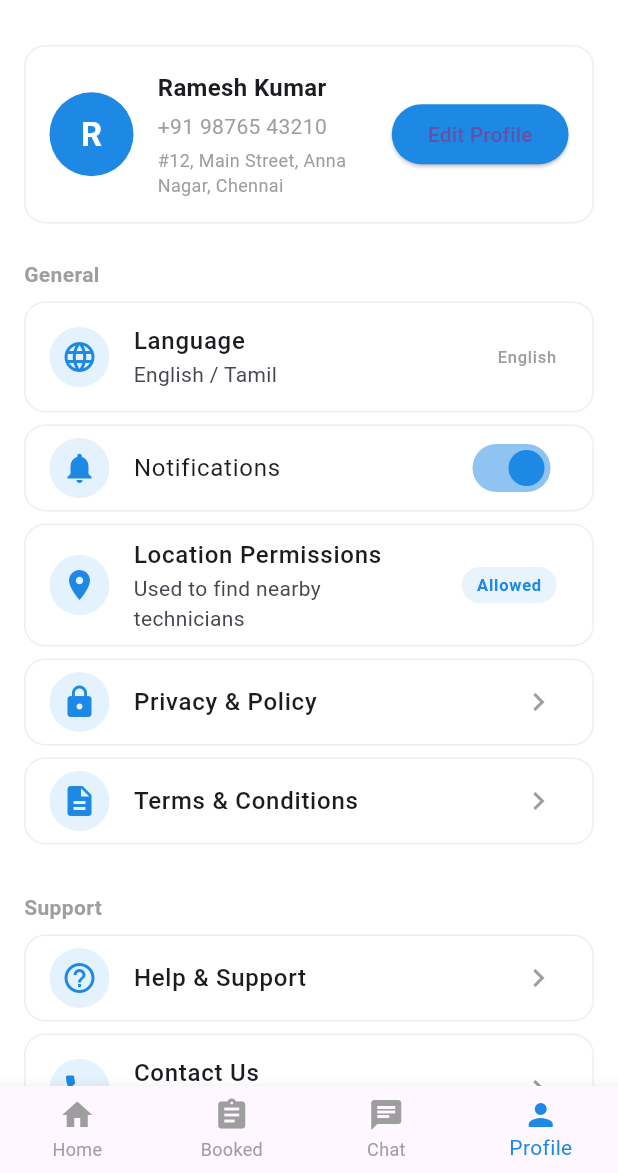
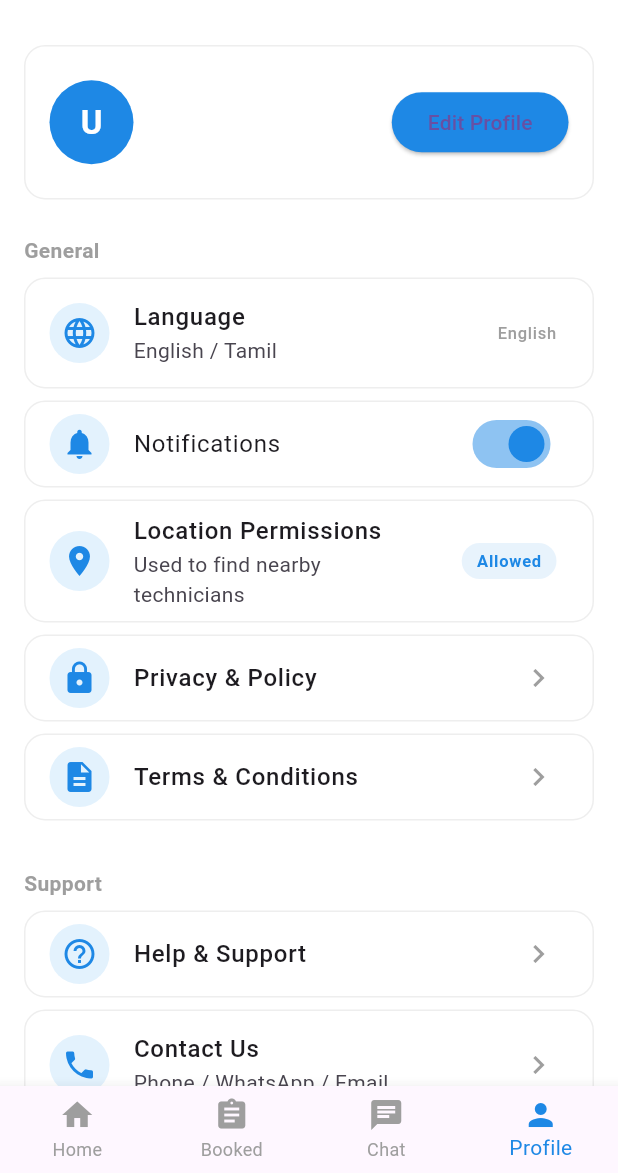
Before and after one commit to basatro/uzhai-mvp, a Flutter app: the CustomerProfileScreen screen opened directly, on a phone screen of 412 x 824 dp, the part 63-1236 px from its top. Run offline on Flutter 3.47's test engine with Material 3 defaults, Android fonts, the phone set to English and light mode, and no system bars; our stand-ins replace cloud_firestore, firebase_auth, firebase_core; accounts and stored records are empty.

Commit message:
Add customer profile firestore integration and logout

```diff
--- a/lib/main.dart
+++ b/lib/main.dart
@@ -1,5 +1,6 @@
 import 'package:flutter/material.dart';
 import 'package:firebase_core/firebase_core.dart';
+import 'splash_screen.dart';
 import 'screens/role_selection_screen.dart';
 
 void main() async {
@@ -17,7 +18,7 @@ class UzhaiApp extends StatelessWidget {
   Widget build(BuildContext context) {
     return const MaterialApp(
       debugShowCheckedModeBanner: false,
-      home: RoleSelectionScreen(),
+      home: SplashScreen(),
     );
   }
 }
--- a/lib/screens/customer_profile_screen.dart
+++ b/lib/screens/customer_profile_screen.dart
@@ -1,5 +1,8 @@
 import 'package:flutter/material.dart';
 import '../widgets/customer_bottom_nav.dart';
+import 'package:firebase_auth/firebase_auth.dart';
+import 'package:cloud_firestore/cloud_firestore.dart'; // Step 1
+import 'role_selection_screen.dart';
 
 class CustomerProfileScreen extends StatefulWidget {
   const CustomerProfileScreen({super.key});
@@ -11,6 +14,44 @@ class CustomerProfileScreen extends StatefulWidget {
 class _CustomerProfileScreenState extends State<CustomerProfileScreen> {
   static const Color primaryBlue = Color(0xFF1E88E5);
   bool notificationsEnabled = true;
+
+  // Step 2: Firestore user data variables
+  String username = "";
+  String phone = "";
+  String location = "";
+  bool isLoading = true;
+
+  // Step 4: initState
+  @override
+  void initState() {
+    super.initState();
+    loadUserData();
+  }
+
+  // Step 3: Load user data from Firestore
+  Future<void> loadUserData() async {
+    try {
+      final user = FirebaseAuth.instance.currentUser;
+      if (user == null) return;
+      final doc = await FirebaseFirestore.instance
+          .collection('users')
+          .doc(user.uid)
+          .get();
+      if (doc.exists) {
+        setState(() {
+          username = doc['username'] ?? '';
+          phone = doc['phone'] ?? '';
+          location = doc['location'] ?? '';
+          isLoading = false;
+        });
+      }
+    } catch (e) {
+      print(e);
+      setState(() {
+        isLoading = false;
+      });
+    }
+  }
 
   @override
   Widget build(BuildContext context) {
@@ -30,22 +71,27 @@ class _CustomerProfileScreenState extends State<CustomerProfileScreen> {
         centerTitle: true,
       ),
 
-      body: ListView(
+      body: isLoading
+          ? const Center(child: CircularProgressIndicator())
+          : ListView(
               padding: const EdgeInsets.all(16),
               children: [
 
-          /// PROFILE HEADER
+                /// PROFILE HEADER — Step 5: replaced fake data with Firestore values
                 Container(
                   padding: const EdgeInsets.all(16),
                   decoration: _box(),
                   child: Row(
                     children: [
-                const CircleAvatar(
+                      // Step 5: dynamic avatar initial
+                      CircleAvatar(
                         radius: 28,
                         backgroundColor: primaryBlue,
                         child: Text(
-                    "R",
-                    style: TextStyle(
+                          username.isNotEmpty
+                              ? username[0].toUpperCase()
+                              : "U",
+                          style: const TextStyle(
                             color: Colors.white,
                             fontSize: 22,
                             fontWeight: FontWeight.bold,
@@ -55,26 +101,27 @@ class _CustomerProfileScreenState extends State<CustomerProfileScreen> {
 
                       const SizedBox(width: 16),
 
-                const Expanded(
+                      // Step 5: dynamic user info
+                      Expanded(
                         child: Column(
                           crossAxisAlignment: CrossAxisAlignment.start,
                           children: [
                             Text(
-                        "Ramesh Kumar",
-                        style: TextStyle(
+                              username,
+                              style: const TextStyle(
                                 fontWeight: FontWeight.bold,
                                 fontSize: 16,
                               ),
                             ),
-                      SizedBox(height: 4),
+                            const SizedBox(height: 4),
                             Text(
-                        "+91 98765 43210",
-                        style: TextStyle(color: Colors.grey),
+                              phone,
+                              style: const TextStyle(color: Colors.grey),
                             ),
-                      SizedBox(height: 4),
+                            const SizedBox(height: 4),
                             Text(
-                        "#12, Main Street, Anna Nagar, Chennai",
-                        style: TextStyle(
+                              location,
+                              style: const TextStyle(
                                 color: Colors.grey,
                                 fontSize: 12,
                               ),
@@ -125,7 +172,8 @@ class _CustomerProfileScreenState extends State<CustomerProfileScreen> {
                   title: "Location Permissions",
                   subtitle: "Used to find nearby technicians",
                   trailing: Container(
-              padding: const EdgeInsets.symmetric(horizontal: 10, vertical: 4),
+                    padding:
+                        const EdgeInsets.symmetric(horizontal: 10, vertical: 4),
                     decoration: BoxDecoration(
                       color: primaryBlue.withOpacity(0.1),
                       borderRadius: BorderRadius.circular(12),
@@ -210,8 +258,20 @@ class _CustomerProfileScreenState extends State<CustomerProfileScreen> {
             child: const Text("Cancel"),
           ),
           ElevatedButton(
-            onPressed: () {},
-            style: ElevatedButton.styleFrom(backgroundColor: Colors.red),
+            onPressed: () async {
+              await FirebaseAuth.instance.signOut();
+              if (!context.mounted) return;
+              Navigator.pushAndRemoveUntil(
+                context,
+                MaterialPageRoute(
+                  builder: (_) => const RoleSelectionScreen(),
+                ),
+                (route) => false,
+              );
+            },
+            style: ElevatedButton.styleFrom(
+              backgroundColor: Colors.red,
+            ),
             child: const Text("Yes, Logout"),
           ),
         ],
@@ -248,7 +308,7 @@ Widget _tile({
     child: ListTile(
       leading: CircleAvatar(
         backgroundColor: const Color(0xFFE3F2FD),
-        child: Icon(icon, color: Color(0xFF1E88E5)),
+        child: Icon(icon, color: const Color(0xFF1E88E5)),
       ),
       title: Text(
         title,
@@ -280,7 +340,7 @@ Widget _switchTile({
       title: Text(title),
       secondary: CircleAvatar(
         backgroundColor: const Color(0xFFE3F2FD),
-        child: Icon(icon, color: Color(0xFF1E88E5)),
+        child: Icon(icon, color: const Color(0xFF1E88E5)),
       ),
     ),
   );
```
Also changed, not shown: lib/splash_screen.dart (added, +64 -0 lines). Lines whose indentation alone changed are shown as unchanged.
